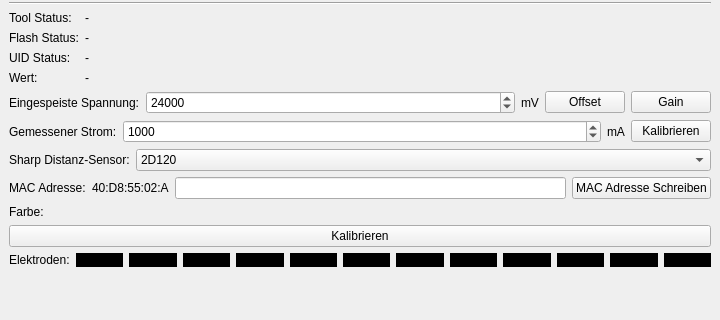
The window that src/flash-test/ui/mainwindow.ui (Tinkerforge/flash-test) describes before a commit, drawn with Qt 5; both pictures show x 0 to 720 and y 298 to 618 of the 720 by 728 pixel window.
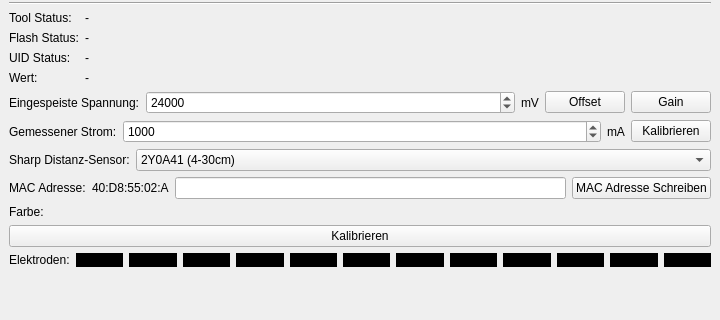
The same window after the commit.

Commit message: Add Distance IR Bricklet 2.0 test

```diff
--- a/src/flash-test/ui/mainwindow.ui
+++ b/src/flash-test/ui/mainwindow.ui
@@ -297,7 +297,7 @@
           </property>
           <item>
            <property name="text">
-            <string>2D120</string>
+            <string>2Y0A41 (4-30cm)</string>
            </property>
           </item>
           <item>
```
Left out of the diff: 9 changed lines with no effect on the pictures. The commit also changes 2 other files.
